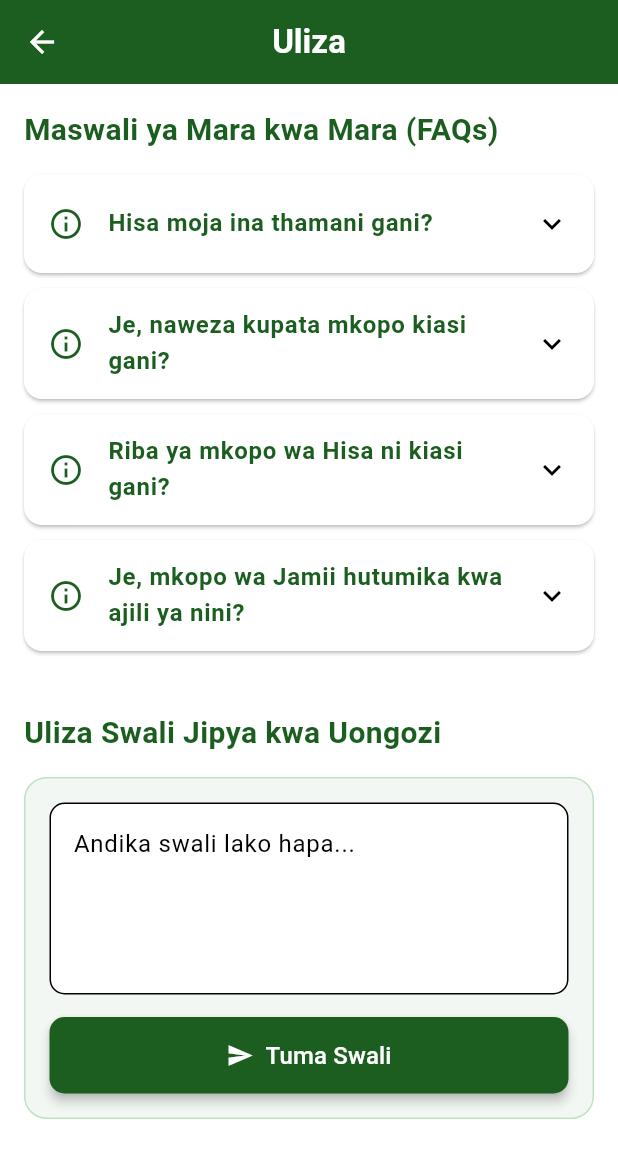
After one commit to Exodus-OdooCustom/inuka_app, a Flutter app: the AskScreen screen opened by its route, on a phone screen of 412 x 824 dp. The commit adds this screen. Shown: the top 1158 px of the screen. Run offline on Flutter 3.47's test engine with Material 3 defaults, Android fonts, the phone set to English and light mode, and no system bars.

Commit message:
feat:adding screens and changing login logic

```diff
--- a/lib/main.dart
+++ b/lib/main.dart
@@ -9,6 +9,9 @@ import 'package:inuka_app/screens/jamii_mkopo_application.dart';
 import 'package:inuka_app/screens/main_screen.dart';
 import 'package:inuka_app/screens/alerts_screen.dart';
 import 'package:inuka_app/screens/changia_screen.dart';
+import 'package:inuka_app/screens/about_screen.dart';
+import 'package:inuka_app/screens/Uliza_screen.dart';
+import 'package:inuka_app/screens/contact_details.dart';
 
 import 'dart:async';
 
@@ -75,6 +78,9 @@ class MyApp extends StatelessWidget {
         '/jamii_mkopo_application':(context) => const MkopoApplicationForm(),
         '/alerts':(context) => const AlertsScreen(),
         '/changia':(context) => const ContributionsScreen(),
+        '/about':(context) =>  AboutGroupScreen(),
+        '/uliza':(context) =>  const AskScreen(),
+        '/contact':(context) =>  ContactDetailsScreen(),
       },
     );
   }
--- /dev/null
+++ b/lib/screens/Uliza_screen.dart
@@ -0,0 +1,218 @@
+import 'package:flutter/material.dart';
+
+class AskScreen extends StatefulWidget {
+  const AskScreen({super.key});
+
+  @override
+  State<AskScreen> createState() => _AskScreenState();
+}
+
+class _AskScreenState extends State<AskScreen> {
+  static const Color _primaryGreen = Color(0xFF1B5E20);
+  static const Color _mediumGreen = Color(0xFF4CAF50);
+
+  final List<Map<String, String>> _faqs = [
+    {
+      'question': 'Hisa moja ina thamani gani?',
+      'answer': 'Hisa moja inathaminiwa Tsh 3,000. Unaweza kuona jumla ya hisa zako kwenye ukurasa wa nyumbani.'
+    },
+    {
+      'question': 'Je, naweza kupata mkopo kiasi gani?',
+      'answer': 'Kiasi cha mkopo kinategemea na kiasi cha akiba (Hisa na Jamii) ulichonacho, pamoja na sheria za kundi la VICOBA. Kwa kawaida, kiasi cha juu cha mkopo huamuliwa kulingana na uwezo wa kurejesha.'
+    },
+    {
+      'question': 'Riba ya mkopo wa Hisa ni kiasi gani?',
+      'answer': 'Kulingana na fomu za maombi, riba ya mkopo wa Hisa ni 10% (pamoja na bima ya mkopo ya 10%). Hili linaweza kubadilika kulingana na mikutano ya kundi.'
+    },
+    {
+      'question': 'Je, mkopo wa Jamii hutumika kwa ajili ya nini?',
+      'answer': 'Mkopo wa Jamii hutolewa kwa ajili ya mahitaji ya haraka kama vile Elimu, Ugonjwa, au Msiba, kulingana na makubaliano ya kundi.'
+    },
+  ];
+
+  final TextEditingController _questionController = TextEditingController();
+  String _submitMessage = '';
+  bool _isLoading = false;
+
+  void _submitQuestion() async {
+    final question = _questionController.text.trim();
+
+    if (question.isEmpty) {
+      setState(() {
+        _submitMessage = 'Tafadhali andika swali lako kwanza.';
+      });
+      return;
+    }
+
+    setState(() {
+      _isLoading = true;
+      _submitMessage = 'Tukituma swali lako kwa uongozi...';
+    });
+
+    //  (Simulate API call)
+    await Future.delayed(const Duration(seconds: 2));
+
+    if (mounted) {
+      setState(() {
+        _isLoading = false;
+        _submitMessage = 'Swali lako limetumwa kwa uongozi kwa mafanikio. Utapata majibu hivi karibuni!';
+        _questionController.clear();
+      });
+
+      Future.delayed(const Duration(seconds: 5), () {
+        if (mounted) {
+          setState(() {
+            _submitMessage = '';
+          });
+        }
+      });
+    }
+  }
+
+  Widget _buildFaqItem(String question, String answer) {
+    return Card(
+      elevation: 1,
+      margin: const EdgeInsets.only(bottom: 10),
+      shape: RoundedRectangleBorder(borderRadius: BorderRadius.circular(12)),
+      child: ExpansionTile(
+        tilePadding: const EdgeInsets.symmetric(horizontal: 16.0, vertical: 4.0),
+        leading: const Icon(Icons.info_outline, color: _primaryGreen),
+        title: Text(
+          question,
+          style: const TextStyle(fontWeight: FontWeight.w600, color: _primaryGreen),
+        ),
+        children: <Widget>[
+          Padding(
+            padding: const EdgeInsets.only(left: 16.0, right: 16.0, bottom: 16.0),
+            child: Text(
+              answer,
+              style: TextStyle(fontSize: 14, color: Colors.grey[700], height: 1.5),
+            ),
+          ),
+        ],
+      ),
+    );
+  }
+
+  @override
+  Widget build(BuildContext context) {
+    return Scaffold(
+      appBar: AppBar(
+        title: const Text(
+          'Uliza',
+          style: TextStyle(color: Colors.white, fontWeight: FontWeight.bold),
+        ),
+        backgroundColor: _primaryGreen,
+        iconTheme: const IconThemeData(color: Colors.white),
+      ),
+      body: SingleChildScrollView(
+        padding: const EdgeInsets.all(16.0),
+        child: Column(
+          crossAxisAlignment: CrossAxisAlignment.start,
+          children: [
+
+            const Text(
+              'Maswali ya Mara kwa Mara (FAQs)',
+              style: TextStyle(
+                fontSize: 20,
+                fontWeight: FontWeight.bold,
+                color: _primaryGreen,
+              ),
+            ),
+            const SizedBox(height: 15),
+
+            Column(
+              children: _faqs.map((faq) {
+                return _buildFaqItem(faq['question']!, faq['answer']!);
+              }).toList(),
+            ),
+
+            const SizedBox(height: 30),
+
+            const Text(
+              'Uliza Swali Jipya kwa Uongozi',
+              style: TextStyle(
+                fontSize: 20,
+                fontWeight: FontWeight.bold,
+                color: _primaryGreen,
+              ),
+            ),
+            const SizedBox(height: 15),
+
+            Container(
+              padding: const EdgeInsets.all(16.0),
+              decoration: BoxDecoration(
+                color: _primaryGreen.withOpacity(0.05),
+                borderRadius: BorderRadius.circular(15),
+                border: Border.all(color: _mediumGreen.withOpacity(0.3)),
+              ),
+              child: Column(
+                crossAxisAlignment: CrossAxisAlignment.stretch,
+                children: [
+                  TextField(
+                    controller: _questionController,
+                    maxLines: 4,
+                    decoration: InputDecoration(
+                      hintText: 'Andika swali lako hapa...',
+                      border: OutlineInputBorder(
+                        borderRadius: BorderRadius.circular(10),
+                        borderSide: const BorderSide(color: _mediumGreen),
+                      ),
+                      focusedBorder: OutlineInputBorder(
+                        borderRadius: BorderRadius.circular(10),
+                        borderSide: const BorderSide(color: _primaryGreen, width: 2),
+                      ),
+                      fillColor: Colors.white,
+                      filled: true,
+                    ),
+                  ),
+                  const SizedBox(height: 15),
+                  ElevatedButton.icon(
+                    onPressed: _isLoading ? null : _submitQuestion,
+                    icon: _isLoading
+                        ? const SizedBox(
+                            width: 18,
+                            height: 18,
+                            child: CircularProgressIndicator(
+                              strokeWidth: 2,
+                              valueColor: AlwaysStoppedAnimation<Color>(Colors.white)
+                            )
+                          )
+                        : const Icon(Icons.send, color: Colors.white),
+                    label: Text(
+                      _isLoading ? 'Inatuma...' : 'Tuma Swali',
+                      style: const TextStyle(color: Colors.white, fontSize: 16),
+                    ),
+                    style: ElevatedButton.styleFrom(
+                      backgroundColor: _primaryGreen,
+                      padding: const EdgeInsets.symmetric(vertical: 14),
+                      shape: RoundedRectangleBorder(
+                        borderRadius: BorderRadius.circular(10),
+                      ),
+                      elevation: 3,
+                    ),
+                  ),
+
+                  if (_submitMessage.isNotEmpty)
+                    Padding(
+                      padding: const EdgeInsets.only(top: 10.0),
+                      child: Text(
+                        _submitMessage,
+                        textAlign: TextAlign.center,
+                        style: TextStyle(
+                          color: _submitMessage.contains('mafanikio') ? _mediumGreen : Colors.red,
+                          fontWeight: FontWeight.w500
+                        ),
+                      ),
+                    ),
+                ],
+              ),
+            ),
+
+            const SizedBox(height: 30),
+          ],
+        ),
+      ),
+    );
+  }
+}
--- a/lib/screens/changia_screen.dart
+++ b/lib/screens/changia_screen.dart
@@ -76,9 +76,9 @@ class _ContributionsScreenState extends State<ContributionsScreen> {
       if (sharesAmount > 0 && jamiiAmount > 0) {
         message = 'Umenunua Hisa ${sharesAmount.toStringAsFixed(0)} na kuchangia Jamii ${_jamiiController.text} TSh.';
       } else if (sharesAmount > 0) {
-        message = 'Umenunua Hisa ${sharesAmount.toStringAsFixed(0)} kwa mafanikio!';
+        message = 'Umenunua Hisa ${sharesAmount.toStringAsFixed(0)} !';
       } else if (jamiiAmount > 0) {
-        message = 'Umechanga Jamii ${_jamiiController.text} TSh kwa mafanikio!';
+        message = 'Umechanga Jamii ${_jamiiController.text} TSh !';
       } else {
          message = 'Tafadhali weka kiasi cha kuchangia.';
       }
@@ -162,7 +162,7 @@ class _ContributionsScreenState extends State<ContributionsScreen> {
               _buildTextField(
                 controller: _sharesController,
                 labelText: 'Idadi ya Hisa za Kununua',
-                hintText: 'Mfano: 5 (Hisa 5 = 50,000 TSh)',
+                hintText: '1=3000',
                 icon: Icons.storefront_outlined,
                 validator: (value) {
                   if (_sharesController.text.isEmpty && _jamiiController.text.isEmpty) {
--- a/lib/screens/home_screen.dart
+++ b/lib/screens/home_screen.dart
@@ -30,9 +30,9 @@ class _HomeScreenState extends State<HomeScreen> {
 
   final List<Map<String, dynamic>> _quickActions = [
     {'label': 'Changia', 'icon': Icons.transfer_within_a_station, 'routeName': '/changia'},
-    {'label': 'Uliza', 'icon': Icons.help_outline, 'routeName': null},
-    {'label': 'Mawasiliano', 'icon': Icons.contact_support_outlined, 'routeName': null},
-    {'label': 'Kuhusu Kikundi', 'icon': Icons.group_outlined, 'routeName': null},
+    {'label': 'Uliza', 'icon': Icons.help_outline, 'routeName': '/uliza'},
+    {'label': 'Mawasiliano', 'icon': Icons.contact_support_outlined, 'routeName': '/contact'},
+    {'label': 'Kuhusu Kikundi', 'icon': Icons.group_outlined, 'routeName': '/about'},
   ];
 
   String _calculateHisaUnits(int amount) {
```
Also changed, not shown: lib/screens/about_screen.dart (added, +146 -0 lines), lib/screens/contact_details.dart (added, +171 -0 lines), lib/screens/hisa_mkopo_application.dart (+58 -4 lines), lib/screens/insight_screen.dart (+4 -4 lines), lib/screens/login_screen.dart (+17 -16 lines).
